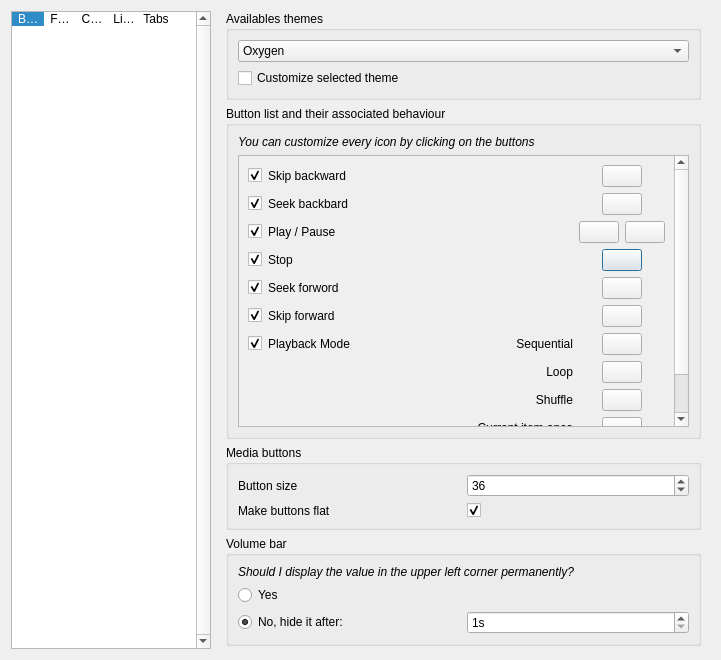
The window that code/MiamPlayer/customizetheme.ui (MBach/Miam-Player) describes before a commit, drawn with Qt 5.
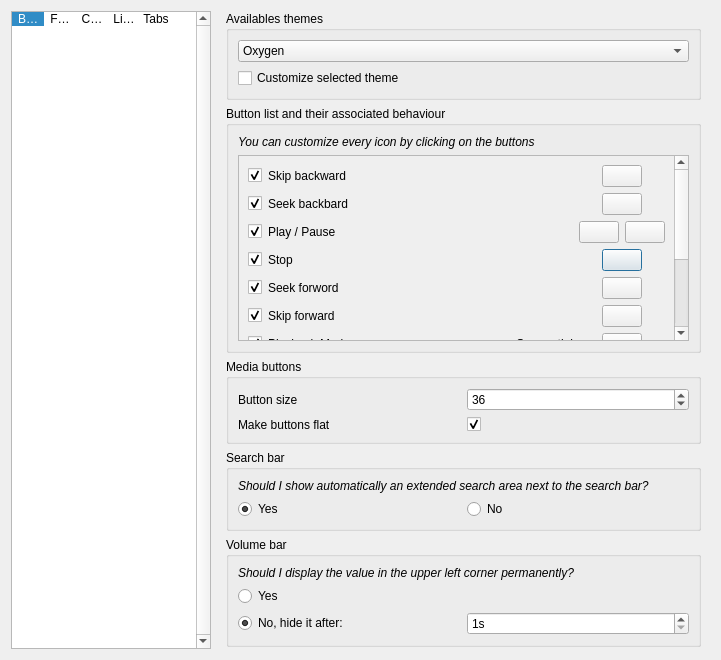
The same window after the commit. Icons and pictures are not drawn. Custom widgets are drawn as their Qt base class.

Commit message: Moved settings into a new private class

Diff of the .ui file:
```diff
--- a/code/MiamPlayer/customizetheme.ui
+++ b/code/MiamPlayer/customizetheme.ui
@@ -150,7 +150,7 @@
       <number>0</number>
      </property>
      <widget class="QWidget" name="buttonsPage">
-      <layout class="QVBoxLayout" name="verticalLayout" stretch="0,100,0,0,1">
+      <layout class="QVBoxLayout" name="verticalLayout" stretch="0,100,0,0,0,1">
        <property name="topMargin">
         <number>0</number>
        </property>
@@ -954,6 +954,48 @@
          </layout>
         </widget>
        </item>
+       <item>
+        <widget class="QGroupBox" name="groupBoxSearchBar">
+         <property name="title">
+          <string>Search bar</string>
+         </property>
+         <layout class="QVBoxLayout" name="verticalLayout_15">
+          <item>
+           <widget class="QLabel" name="labelSearchBar">
+            <property name="font">
+             <font>
+              <italic>true</italic>
+             </font>
+            </property>
+            <property name="text">
+             <string>Should I show automatically an extended search area next to the search bar?</string>
+            </property>
+           </widget>
+          </item>
+          <item>
+           <layout class="QHBoxLayout" name="horizontalLayout_9">
+            <item>
+             <widget class="QRadioButton" name="radioButtonShowExtendedSearch">
+              <property name="text">
+               <string>Yes</string>
+              </property>
+              <property name="checked">
+               <bool>true</bool>
+              </property>
+             </widget>
+            </item>
+            <item>
+             <widget class="QRadioButton" name="radioButtonHideExtendedSearch">
+              <property name="text">
+               <string>No</string>
+              </property>
+             </widget>
+            </item>
+           </layout>
+          </item>
+         </layout>
+        </widget>
+       </item>
        <item>
         <widget class="QGroupBox" name="groupBoxVolumeBar">
          <property name="title">
```
The commit also changes 41 other files.
